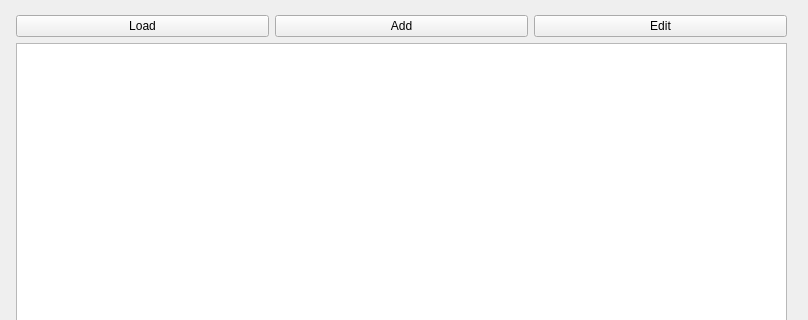
First picture: the form in main.ui, repository talanova24/Espresso, before the edit; both pictures show x 0 to 808 and y 0 to 320 of the 808 by 613 pixel window.
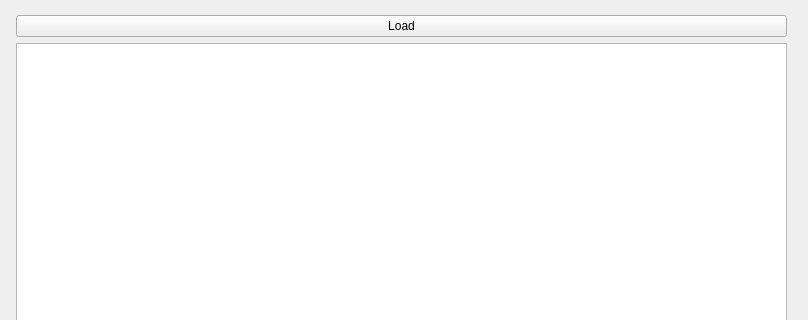
Second picture: the form after the edit.

```diff
--- a/main.ui
+++ b/main.ui
@@ -33,20 +33,6 @@
          </property>
         </widget>
        </item>
-       <item>
-        <widget class="QPushButton" name="pushButton_add">
-         <property name="text">
-          <string>Add</string>
-         </property>
-        </widget>
-       </item>
-       <item>
-        <widget class="QPushButton" name="pushButton_edit">
-         <property name="text">
-          <string>Edit</string>
-         </property>
-        </widget>
-       </item>
       </layout>
      </item>
      <item>
```
